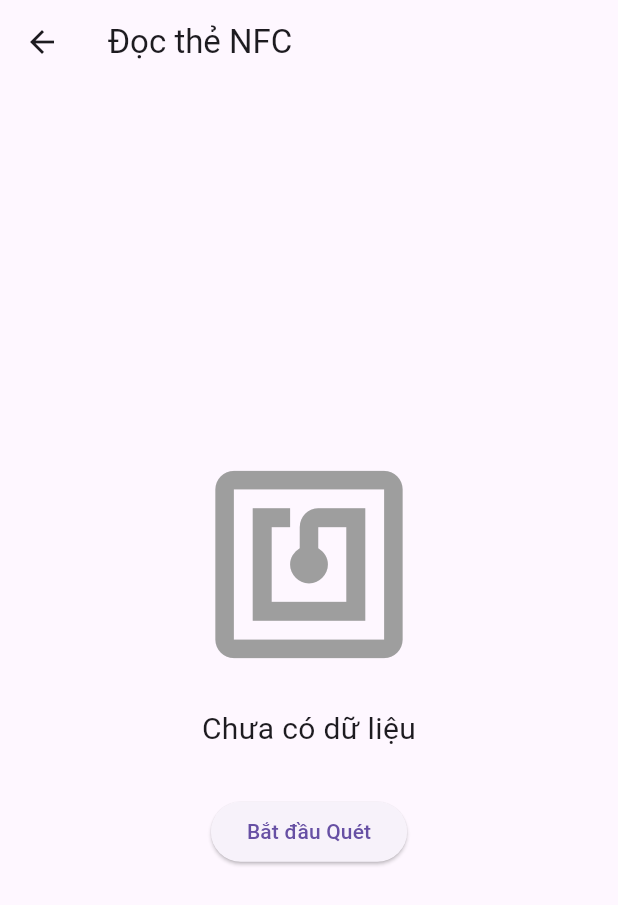
After one commit to NguyenDuy0708/CamBien, a Flutter app: the NfcPage screen opened directly, on a phone screen of 412 x 824 dp. The commit adds this screen. Shown: the top 905 px of the screen. Run offline on Flutter 3.47's test engine with Material 3 defaults, Android fonts, the phone set to English and light mode, and no system bars; our stand-ins replace battery_plus, camera, flutter_blue_plus, location, sensors_plus; missing offline and left inert: light, nfc_manager, proximity_sensor.

Commit message:
nfc_onlyAndroid

```diff
--- /dev/null
+++ b/lib/npc_page.dart
@@ -0,0 +1,96 @@
+import 'dart:typed_data';
+
+import 'package:flutter/material.dart';
+import 'package:nfc_manager/nfc_manager.dart';
+
+class NfcPage extends StatefulWidget {
+  const NfcPage({Key? key}) : super(key: key);
+
+  @override
+  _NfcPageState createState() => _NfcPageState();
+}
+
+class _NfcPageState extends State<NfcPage> {
+  String _scanResult = "Chưa có dữ liệu";
+  bool _isScanning = false;
+
+  void _startScan() {
+    setState(() {
+      _isScanning = true;
+      _scanResult = "Đang chờ thẻ NFC...";
+    });
+
+    NfcManager.instance.startSession(onDiscovered: (NfcTag tag) async {
+      try {
+        // Cố gắng đọc dữ liệu NDEF từ thẻ
+        Ndef? ndef = Ndef.from(tag);
+        if (ndef == null) {
+          setState(() {
+            _scanResult = "Thẻ không hỗ trợ NDEF.";
+          });
+          NfcManager.instance.stopSession();
+          return;
+        }
+
+        final NdefMessage message = await ndef.read();
+        // Lấy bản ghi (record) đầu tiên và giải mã payload
+        final record = message.records.first;
+        final payload = String.fromCharCodes(record.payload).substring(3); // Bỏ 3 byte header
+
+        setState(() {
+          _scanResult = "Đọc thành công:\n$payload";
+        });
+      } catch (e) {
+        setState(() {
+          _scanResult = "Lỗi khi đọc thẻ: $e";
+        });
+      } finally {
+        // Dừng session sau khi đọc xong hoặc có lỗi
+        NfcManager.instance.stopSession();
+        setState(() {
+          _isScanning = false;
+        });
+      }
+    });
+  }
+
+  void _stopScan() {
+    NfcManager.instance.stopSession();
+    setState(() {
+      _isScanning = false;
+      _scanResult = "Đã dừng quét.";
+    });
+  }
+
+  @override
+  Widget build(BuildContext context) {
+    return Scaffold(
+      appBar: AppBar(
+        title: const Text('Đọc thẻ NFC'),
+      ),
+      body: Center(
+        child: Column(
+          mainAxisAlignment: MainAxisAlignment.center,
+          children: [
+            Icon(
+              Icons.nfc,
+              size: 150,
+              color: _isScanning ? Colors.blue : Colors.grey,
+            ),
+            const SizedBox(height: 20),
+            Text(
+              _scanResult,
+              textAlign: TextAlign.center,
+              style: const TextStyle(fontSize: 20),
+            ),
+            const SizedBox(height: 30),
+            ElevatedButton(
+              onPressed: _isScanning ? _stopScan : _startScan,
+              child: Text(_isScanning ? 'Dừng Quét' : 'Bắt đầu Quét'),
+            )
+          ],
+        ),
+      ),
+    );
+  }
+}
--- a/pubspec.yaml
+++ b/pubspec.yaml
@@ -37,6 +37,7 @@ dependencies:
   camera: ^0.10.5+5
   battery_plus: ^5.0.3
   flutter_blue_plus: ^1.31.14
+  nfc_manager: ^3.2.0
   # The following adds the Cupertino Icons font to your application.
   # Use with the CupertinoIcons class for iOS style icons.
   cupertino_icons: ^1.0.8
```
Also changed, not shown: lib/main.dart (+16 -0 lines), pubspec.lock, 1 other file.
